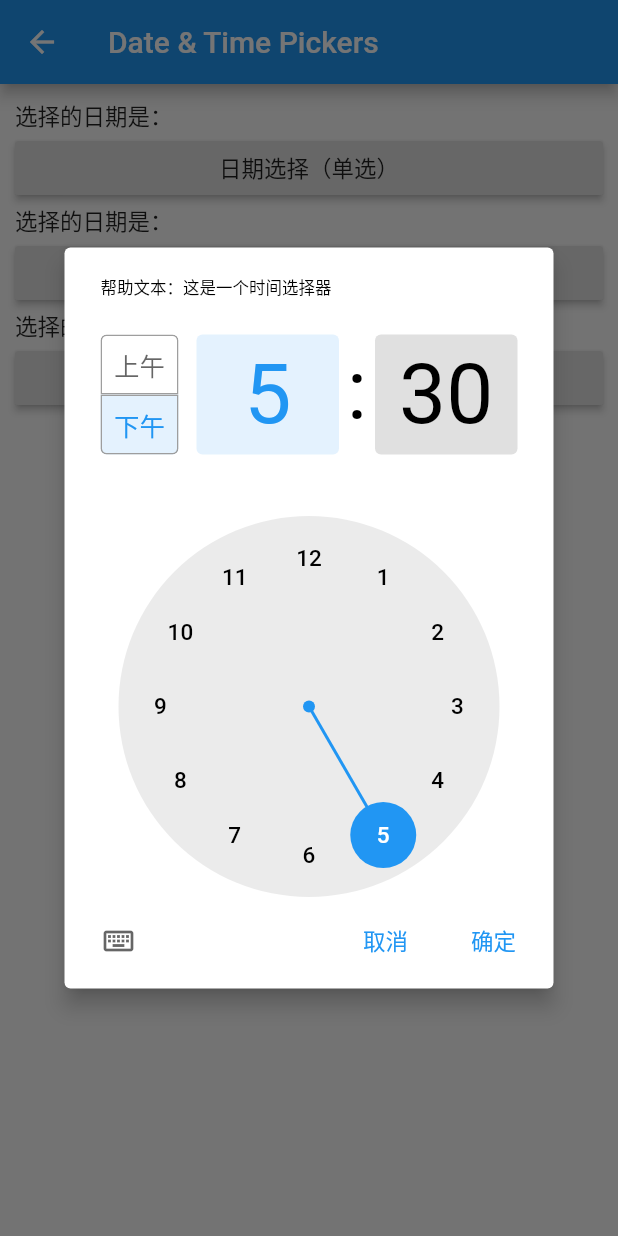
After one commit to starryxp/flutter_app, a Flutter app: the DateTimePickersPage screen opened by its route, after a tap on "时间选择", on a phone screen of 412 x 824 dp. The commit adds this screen. Run offline on Flutter 3.47's test engine with Material 2 defaults, Android fonts, the phone set to English and light mode, and no system bars; our stand-ins replace fluttertoast.

Commit message:
SliderPage,DateTimePickersPage

```diff
--- a/lib/main.dart
+++ b/lib/main.dart
@@ -20,8 +20,10 @@ import 'package:flutter_app/widgets/basic/RowPage.dart';
 import 'package:flutter_app/widgets/basic/ScaffoldPage.dart';
 import 'package:flutter_app/widgets/basic/TextPage.dart';
 import 'package:flutter_app/widgets/material/CheckboxPage.dart';
+import 'package:flutter_app/widgets/material/DateTimePickersPage.dart';
 import 'package:flutter_app/widgets/material/MaterialListPage.dart';
 import 'package:flutter_app/widgets/material/RadioPage.dart';
+import 'package:flutter_app/widgets/material/SliderPage.dart';
 import 'package:flutter_app/widgets/material/SwitchPage.dart';
 import 'package:flutter_app/widgets/material/TextFieldPage.dart';
 import 'package:flutter_app/widgets/material/button/MaterialButtonPage.dart';
@@ -32,6 +34,7 @@ import 'package:flutter_app/widgets/material/navigation/NavigationListPage.dart'
 import 'package:flutter_app/widgets/material/navigation/PageViewPage.dart';
 import 'package:flutter_app/widgets/material/navigation/TabBarPage.dart';
 import 'package:flutter_app/widgets/material/navigation/TabBarViewPage.dart';
+import 'package:flutter_localizations/flutter_localizations.dart';
 
 //this.navigatorKey, // 导航的key
 //this.home, // 主页
@@ -64,6 +67,9 @@ class MyApp extends StatelessWidget {
   Widget build(BuildContext context) {
     return MaterialApp(
       title: 'Flutter从零开始',
+      //国际化语言支持
+      localizationsDelegates:[GlobalMaterialLocalizations.delegate,GlobalWidgetsLocalizations.delegate],
+      supportedLocales: [Locale('zh','CH')],
       theme: ThemeData(
         // 应用程序小部件使用的颜色。
         primarySwatch: Colors.blue,
@@ -141,5 +147,9 @@ class MyApp extends StatelessWidget {
     Constant.widgetsMaterialCheckboxPage: (context) => CheckboxPage(),
     Constant.widgetsMaterialRadioPage: (context) => RadioPage(),
     Constant.widgetsMaterialSwitchPage: (context) => SwitchPage(),
+    Constant.widgetsMaterialSliderPage: (context) => SliderPage(),
+    Constant.widgetsMaterialDateTimePickersPage: (context) =>
+        DateTimePickersPage(),
+
   };
 }
--- a/lib/utils/Constant.dart
+++ b/lib/utils/Constant.dart
@@ -40,5 +40,8 @@ class Constant {
       "widgets/material/text_field_page";
   static final widgetsMaterialCheckboxPage = "widgets/material/checkbox_page";
   static final widgetsMaterialRadioPage = "widgets/material/radio_page";
-  static final widgetsMaterialSwitchPage= "widgets/material/switch_page";
+  static final widgetsMaterialSwitchPage = "widgets/material/switch_page";
+  static final widgetsMaterialSliderPage = "widgets/material/slider_page";
+  static final widgetsMaterialDateTimePickersPage =
+      "widgets/material/date_time_pickers_page";
 }
--- /dev/null
+++ b/lib/widgets/material/DateTimePickersPage.dart
@@ -0,0 +1,194 @@
+import 'package:flutter/material.dart';
+
+class DateTimePickersPage extends StatefulWidget {
+  final tip = '''
+1.Date & Time Pickers介绍
+- DatePicker：日期选择器
+- DateRangePicker：范围日期选择器
+- TimePicker：时间选择器
+2.DatePicker属性
+- context：BuildContext
+- initialDate：DateTime 初始化选中日期
+- firstDate：DateTime 日历开始日期
+- lastDate：DateTime 日历结束日期
+- currentDate：DateTime 当前日期
+- initialEntryMode：DatePickerEntryMode.calendar 初始化样式，是日历样式还是输入框样式
+- selectableDayPredicate：SelectableDayPredicate 日历可选日期范围
+- helpText：帮助文本
+- cancelText：取消文本
+- confirmText：确认文本
+- locale：Locale
+- textDirection：TextDirection 文本方向
+- builder：TransitionBuilder
+- initialDatePickerMode：DatePickerMode.day 日历初始化展示日还是年
+- errorFormatText：DatePickerEntryMode.input模式下输入日期时格式错误提示
+- errorInvalidText：DatePickerEntryMode.input模式下日期超出范围提醒
+- fieldHintText：DatePickerEntryMode.input模式下日期输入的提示文本
+- fieldLabelText：DatePickerEntryMode.input模式下日期输入悬浮提示文本
+3.DateRangePicker属性
+- context：BuildContext
+- initialDateRange：DateTime 初始化选中日期范围
+- firstDate：DateTime 日历开始日期
+- lastDate：DateTime 日历结束日期
+- currentDate：DateTime 当前日期
+- initialEntryMode：DatePickerEntryMode.calendar 初始化样式，是日历样式还是输入框样式
+- helpText：帮助文本
+- cancelText：取消文本
+- confirmText：确认文本
+- saveText: 保存文本
+- locale：Locale
+- textDirection：TextDirection 文本方向
+- builder：TransitionBuilder
+- initialDatePickerMode：DatePickerMode.day 日历初始化展示日还是年
+- errorFormatText：DatePickerEntryMode.input模式下输入日期时格式错误提示
+- errorInvalidText：DatePickerEntryMode.input模式下日期超出范围提醒
+- fieldStartLabelText: DatePickerEntryMode.input模式下开始日期悬浮提示
+- fieldStartHintText: DatePickerEntryMode.input模式下开始日期输入提示
+- fieldEndHintText: DatePickerEntryMode.input模式下结束日期悬浮提示
+- fieldEndLabelText: DatePickerEntryMode.input模式下结束日期输入提示
+4.TimePicker属性
+- context,
+- initialTime：TimeOfDay 初始化时间
+- builder：TransitionBuilder
+- initialEntryMode：TimePickerEntryMode.dial
+- helpText：帮助文本
+- cancelText：取消文本
+- confirmText：确认文本
+  ''';
+
+  @override
+  State<StatefulWidget> createState() => _DateTimePickersPageState();
+}
+
+class _DateTimePickersPageState extends State<DateTimePickersPage> {
+  var _date = '';
+  var _dateRange = '';
+  var _time = '';
+
+  _showDatePicker() async {
+    var result = await showDatePicker(
+      context: context,
+      initialDate: DateTime(2020, 5, 10),
+      firstDate: DateTime(2019, 2, 10),
+      lastDate: DateTime(2021, 2, 10),
+      currentDate: DateTime(2020, 5, 12),
+      initialEntryMode: DatePickerEntryMode.calendar,
+      selectableDayPredicate: (nowDate) {
+        return nowDate.isAfter(DateTime(2020, 5, 9)) &&
+            nowDate.isBefore(DateTime(2020, 5, 22));
+      },
+      helpText: '帮助文本：这是一个单选日期选择器',
+      cancelText: '取消',
+      confirmText: '确定',
+      initialDatePickerMode: DatePickerMode.day,
+      errorFormatText: '输入日期格式错误',
+      errorInvalidText: '输入日期超出可选范围',
+      fieldHintText: '请输入日期',
+      fieldLabelText: '日期',
+      textDirection: TextDirection.ltr,
+      builder: (context, widget) {
+        return Theme(
+          data: ThemeData.dark(),
+          child: widget,
+        );
+      },
+    );
+    setState(() {
+      if (result != null) {
+        _date = '${result.year}年${result.month}月${result.day}日';
+      }
+    });
+  }
+
+  _showDateRangePicker() async {
+    var result = await showDateRangePicker(
+      context: context,
+      initialDateRange: DateTimeRange(
+          start: DateTime(2020, 5, 9), end: DateTime(2020, 5, 22)),
+      firstDate: DateTime(2020, 4, 10),
+      lastDate: DateTime(2020, 6, 10),
+      currentDate: DateTime(2020, 5, 12),
+      initialEntryMode: DatePickerEntryMode.calendar,
+      helpText: '帮助文本：这是一个范围日期选择器',
+      cancelText: '取消',
+      confirmText: '确定',
+      errorFormatText: '输入日期格式错误',
+      errorInvalidText: '输入日期超出可选范围',
+      saveText: '保存',
+      fieldStartLabelText: '开始日期',
+      fieldStartHintText: '请输入开始日期',
+      fieldEndHintText: '请输入结束日期',
+      fieldEndLabelText: '结束日期',
+      textDirection: TextDirection.ltr,
+      // builder: (context, widget) {
+      //   return Theme(
+      //     data: ThemeData.dark(),
+      //     child: widget,
+      //   );
+      // },
+    );
+    setState(() {
+      if (result != null) {
+        _dateRange =
+            '${result.start.year}年${result.start.month}月${result.start.day}日 - ${result.end.year}年${result.end.month}月${result.end.day}日';
+      }
+    });
+  }
+
+  _showTimePicker() async {
+    var result = await showTimePicker(
+      context: context,
+      initialTime: TimeOfDay(hour: 17, minute: 30),
+      // builder: (context, widget) {
+      //   return Theme(
+      //     data: ThemeData.dark(),
+      //     child: widget,
+      //   );
+      // },
+      helpText: '帮助文本：这是一个时间选择器',
+      cancelText: '取消',
+      confirmText: '确定',
+      initialEntryMode: TimePickerEntryMode.dial,
+    );
+    setState(() {
+      if (result != null) {
+        _time = '${result.hour}小时${result.minute}分钟';
+      }
+    });
+  }
+
+  @override
+  Widget build(BuildContext context) {
+    return Scaffold(
+      appBar: AppBar(
+        title: Text('Date & Time Pickers'),
+      ),
+      body: ListView(
+        padding: EdgeInsets.all(10),
+        children: [
+          Text('选择的日期是：$_date'),
+          RaisedButton(
+            onPressed: () {
+              _showDatePicker();
+            },
+            child: Text('日期选择（单选）'),
+          ),
+          Text('选择的日期是：$_dateRange'),
+          RaisedButton(
+            onPressed: () {
+              _showDateRangePicker();
+            },
+            child: Text('日期选择（范围选）'),
+          ),
+          Text('选择的时间是：$_time'),
+          RaisedButton(
+            onPressed: () {
+              _showTimePicker();
+            },
+            child: Text('时间选择'),
+          ),
+        ],
+      ),
+    );
+  }
+}
--- a/lib/widgets/material/MaterialListPage.dart
+++ b/lib/widgets/material/MaterialListPage.dart
@@ -30,8 +30,13 @@ class MaterialListPage extends StatelessWidget {
         content: 'On/off 用于切换一个单一状态',
         routerName: Constant.widgetsMaterialSwitchPage),
     HomeData(
-        title: 'Slider', content: '滑块，允许用户通过滑动滑块来从一系列值中选择。', routerName: ''),
-    HomeData(title: 'Date & Time Pickers', content: '日期&时间选择器', routerName: ''),
+        title: 'Slider',
+        content: '滑块，允许用户通过滑动滑块来从一系列值中选择。',
+        routerName: Constant.widgetsMaterialSliderPage),
+    HomeData(
+        title: 'Date & Time Pickers',
+        content: '日期&时间选择器',
+        routerName: Constant.widgetsMaterialDateTimePickersPage),
   ];
 
   @override
--- a/pubspec.yaml
+++ b/pubspec.yaml
@@ -12,6 +12,8 @@ dependencies:
   cupertino_icons: ^0.1.2
   # 新添加的依赖
   fluttertoast: ^7.1.1
+  flutter_localizations:
+    sdk: flutter
 
 dev_dependencies:
   flutter_test:
```
Also changed, not shown: lib/widgets/material/SliderPage.dart (added, +83 -0 lines), pubspec.lock, 1 other file.
